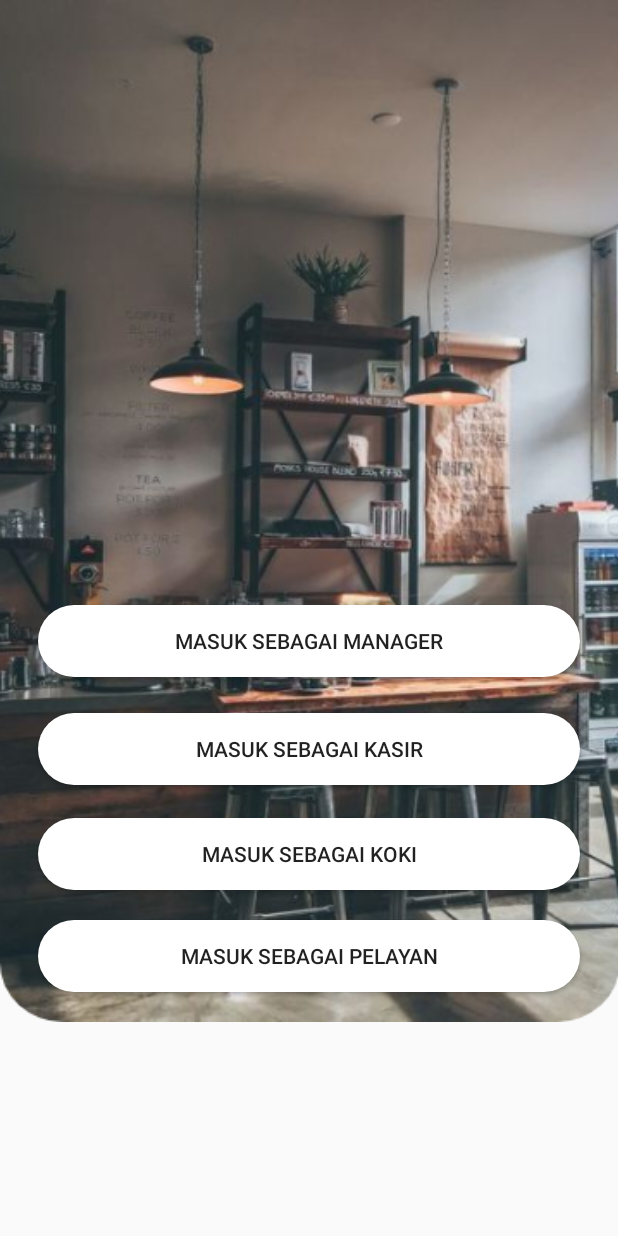
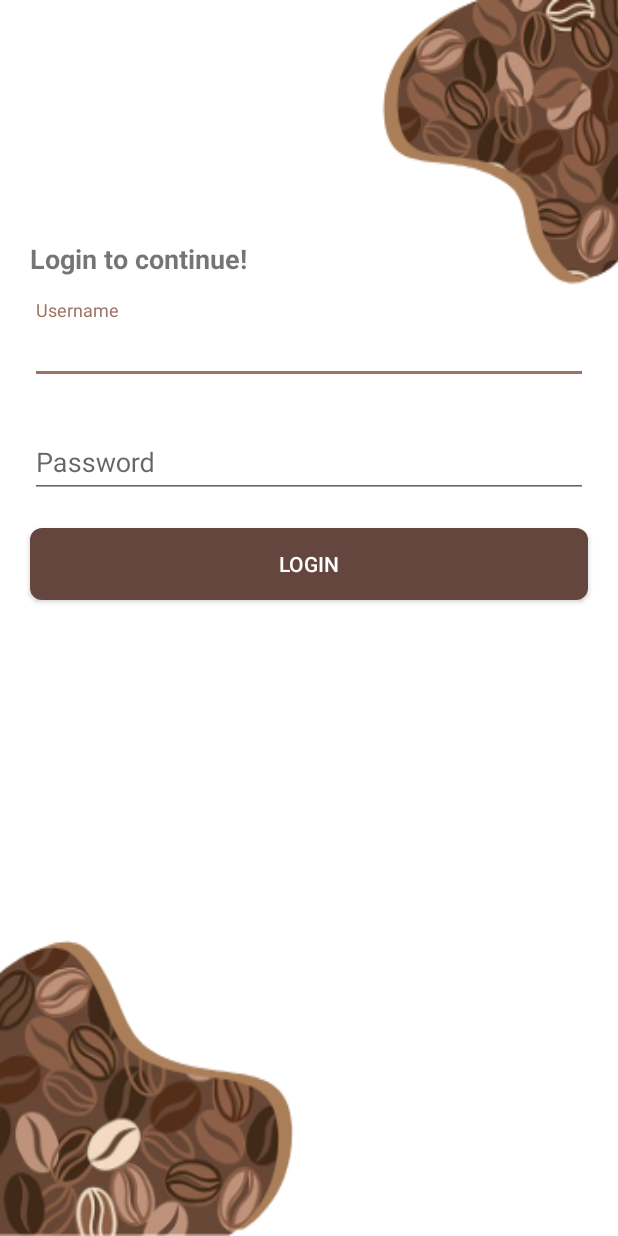
Before and after one commit to DeaAnandita/CafeOrderApps, an Android app: the layout activity_main.xml on its own in the app's theme, with its tools: preview values and no code run, on a phone screen of 412 x 824 dp. Run offline under Robolectric (Android 15) with nearby library versions, the phone set to English and light mode, and no system bars.

Commit message:
Login Page

```diff
--- a/app/build.gradle
+++ b/app/build.gradle
@@ -27,7 +27,5 @@ dependencies {
     testImplementation 'junit:junit:4.12'
     androidTestImplementation 'androidx.test:runner:1.3.0'
     androidTestImplementation 'androidx.test.espresso:espresso-core:3.3.0'
-
-
     implementation 'androidx.recyclerview:recyclerview:1.1.0'
 }
--- a/app/src/main/java/com/example/cafeorderapps/HomeActivity.java
+++ b/app/src/main/java/com/example/cafeorderapps/HomeActivity.java
@@ -22,7 +22,7 @@ public class HomeActivity extends AppCompatActivity {
         recyclerView = findViewById(R.id.list);
 
         homeModels = new ArrayList<>();
-        homeModels.add(new HomeModel("1", "Mochachino", "15.000,-"));
+        homeModels.add(new HomeModel("1", "Mochaccino", "15.000,-"));
         homeModels.add(new HomeModel("2","Susu Caramel", "15.000,-"));
         homeModels.add(new HomeModel("3","Espresso", "15.000,-"));
         homeModels.add(new HomeModel("4","Macchiato", "15.000,-"));
--- /dev/null
+++ b/app/src/main/res/drawable/btn_login.xml
@@ -0,0 +1,7 @@
+<?xml version="1.0" encoding="utf-8"?>
+<shape xmlns:android="http://schemas.android.com/apk/res/android">
+
+    <solid android:color="@color/colorPrimary"/>
+    <corners android:radius="8dp"/>
+
+</shape>
--- a/app/src/main/res/layout/activity_home.xml
+++ b/app/src/main/res/layout/activity_home.xml
@@ -24,5 +24,4 @@
 
     </androidx.recyclerview.widget.RecyclerView>
 
-
 </RelativeLayout>
--- a/app/src/main/res/layout/activity_main.xml
+++ b/app/src/main/res/layout/activity_main.xml
@@ -10,51 +10,60 @@
 
     <ImageView
         android:id="@+id/bg"
+        android:layout_width="match_parent"
+        android:layout_height="match_parent"
+        android:background="@mipmap/coffee"
         app:layout_constraintLeft_toLeftOf="parent"
+        app:layout_constraintRight_toRightOf="parent"
+        app:layout_constraintTop_toTopOf="parent" />
+
+    <TextView
         app:layout_constraintTop_toTopOf="parent"
-        app:layout_constraintRight_toRightOf="parent"
-        android:layout_width="413dp"
-        android:layout_height="681dp"
-        android:background="@mipmap/cafe_bg" />
+        android:text="Login to continue!"
+        app:layout_constraintLeft_toLeftOf="parent"
+        android:layout_marginHorizontal="20dp"
+        android:layout_width="wrap_content"
+        android:textStyle="bold"
+        android:textSize="18dp"
+        android:layout_marginTop="160dp"
+        android:layout_height="wrap_content"/>
+
+    <com.google.android.material.textfield.TextInputLayout
+        android:id="@+id/username"
+        android:layout_width="match_parent"
+        app:layout_constraintTop_toTopOf="parent"
+        android:layout_height="wrap_content"
+        android:layout_marginHorizontal="20dp"
+        android:layout_marginTop="200dp">
+
+        <EditText
+            android:id="@+id/edUsername"
+            android:layout_width="match_parent"
+            android:layout_height="wrap_content"
+            android:hint="Username" />
+    </com.google.android.material.textfield.TextInputLayout>
+
+    <com.google.android.material.textfield.TextInputLayout
+        android:id="@+id/password"
+        android:layout_width="match_parent"
+        android:layout_height="wrap_content"
+        app:layout_constraintTop_toBottomOf="@+id/username"
+        android:layout_margin="20dp">
+
+        <EditText
+            android:id="@+id/edPassword"
+            android:layout_width="match_parent"
+            android:layout_height="wrap_content"
+            android:hint="Password" />
+    </com.google.android.material.textfield.TextInputLayout>
 
     <Button
-        android:id="@+id/btn_manager"
         android:layout_width="match_parent"
         android:layout_height="wrap_content"
-        android:layout_marginHorizontal="25dp"
-        android:layout_marginBottom="230dp"
-        android:background="@drawable/btnlogin"
-        android:text="masuk sebagai manager"
-        app:layout_constraintBottom_toBottomOf="@+id/bg"/>
-
-    <Button
-        android:id="@+id/btn_kasir"
-        android:layout_width="match_parent"
-        android:layout_height="wrap_content"
-        android:layout_marginHorizontal="25dp"
-        android:layout_marginBottom="158dp"
-        android:background="@drawable/btnlogin"
-        android:text="masuk sebagai kasir"
-        app:layout_constraintBottom_toBottomOf="@+id/bg"/>
-
-    <Button
-        android:id="@+id/btn_koki"
-        android:layout_width="match_parent"
-        android:layout_height="wrap_content"
-        android:layout_marginHorizontal="25dp"
-        android:layout_marginBottom="88dp"
-        android:background="@drawable/btnlogin"
-        android:text="masuk sebagai koki"
-        app:layout_constraintBottom_toBottomOf="@+id/bg" />
-
-    <Button
-        android:id="@+id/btn_pelayan"
-        android:layout_width="match_parent"
-        android:layout_height="wrap_content"
-        android:layout_marginHorizontal="25dp"
-        android:background="@drawable/btnlogin"
-        android:layout_marginBottom="20dp"
-        android:text="masuk sebagai pelayan"
-        app:layout_constraintBottom_toBottomOf="@+id/bg"/>
+        app:layout_constraintTop_toBottomOf="@+id/password"
+        android:layout_margin="20dp"
+        android:textColor="@color/white"
+        android:text="LOGIN"
+        android:background="@drawable/btn_login"/>
 
 </androidx.constraintlayout.widget.ConstraintLayout>
```
Also changed, not shown: app/src/main/res/mipmap-hdpi/coffebean.png (added), app/src/main/res/mipmap-hdpi/coffee.png (added), app/src/main/res/mipmap-hdpi/coffeebean.jpg (added).
